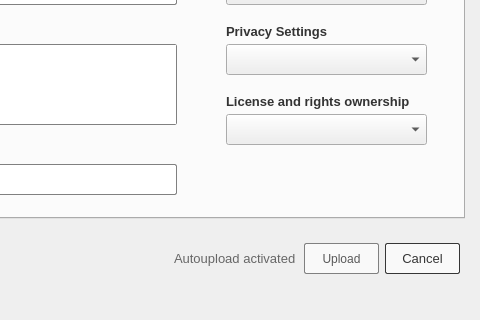
The window that upload.ui (ArthurTesta/client) describes before a commit, drawn with Qt 5; both pictures show x 386 to 866 and y 202 to 522 of the 866 by 522 pixel window.
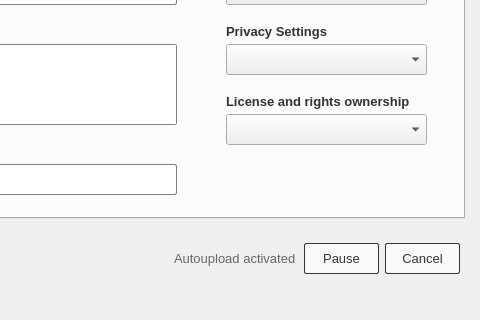
The same window after the commit.

```diff
--- a/upload.ui
+++ b/upload.ui
@@ -348,7 +348,7 @@
     </item>
    </layout>
   </widget>
-  <widget class="QWidget" name="">
+  <widget class="QWidget" name="layoutWidget">
    <property name="geometry">
     <rect>
      <x>560</x>
@@ -415,18 +415,24 @@
         <height>31</height>
        </size>
       </property>
+      <property name="font">
+       <font>
+        <family>Arial</family>
+        <pointsize>10</pointsize>
+       </font>
+      </property>
       <property name="cursor">
        <cursorShape>PointingHandCursor</cursorShape>
       </property>
       <property name="styleSheet">
-       <string notr="true">border: 1px solid gray;
+       <string notr="true">border: 1px solid #363636;
 background-color:  #f9f9f9;
 border-radius: 2px;
-color: #595959;
-font: 75 10pt &quot;Arial&quot;;</string>
+color: #363636;
+</string>
       </property>
       <property name="text">
-       <string>Upload</string>
+       <string>Pause</string>
       </property>
      </widget>
     </item>
```
Left out of the diff: 1 changed line with no effect on the pictures.
